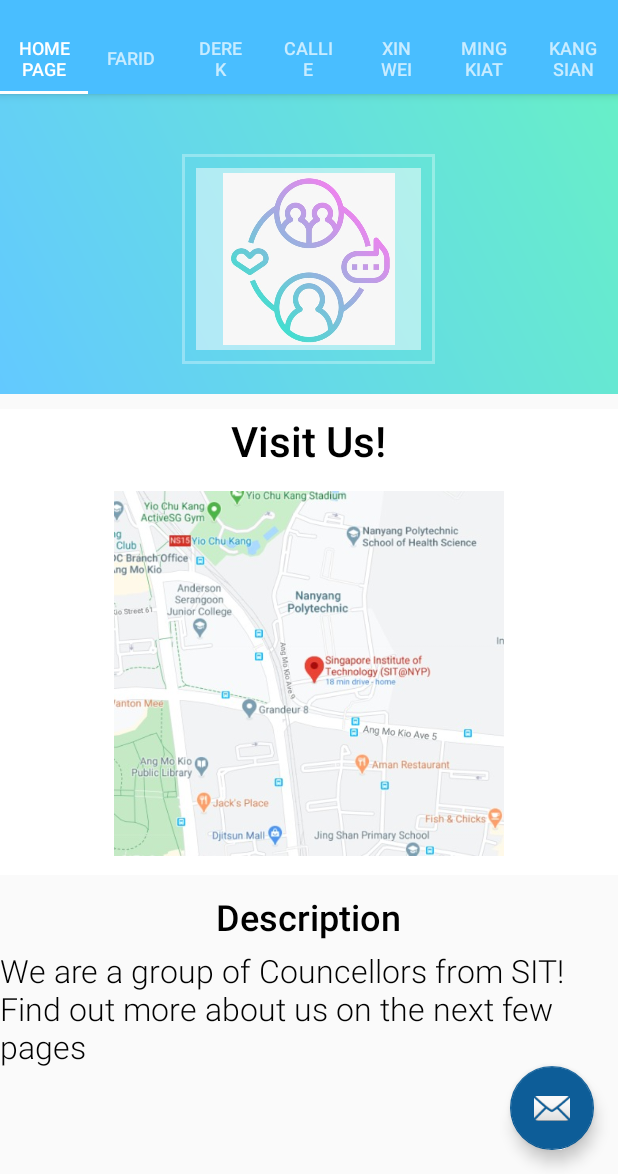
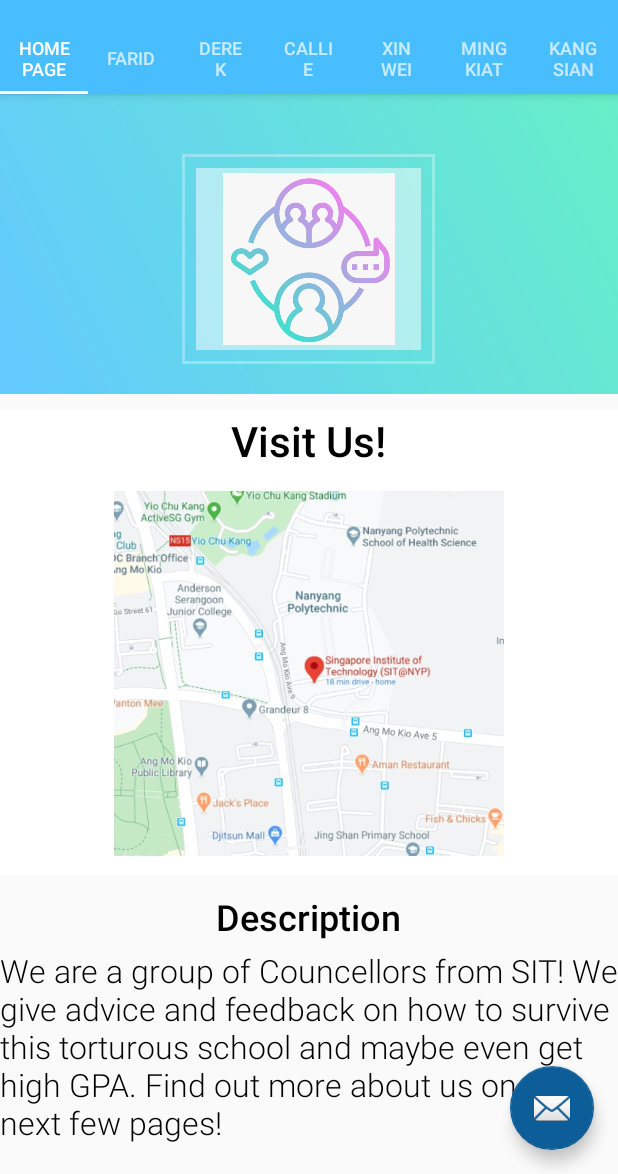
Before and after one commit to kl49xa/SuperSecretApplication, an Android app: the screen it shows after launch (MainActivity), on a phone screen of 412 x 824 dp, the part 62-1236 px from its top. Run offline under Robolectric (Android 15) with nearby library versions, the phone set to English and light mode, and no system bars; our stand-ins replace Firebase (no records; nobody signed in at launch, a user with empty details on screens opened directly); 2 statements that could not run were skipped.

Commit message:
added scrollview

```diff
--- a/app/src/main/res/layout/homepage.xml
+++ b/app/src/main/res/layout/homepage.xml
@@ -1,4 +1,10 @@
 <?xml version="1.0" encoding="utf-8"?>
+<ScrollView
+    xmlns:android="http://schemas.android.com/apk/res/android"
+    android:layout_width="fill_parent"
+    android:layout_height="fill_parent"
+    android:fillViewport="true">
+
 <RelativeLayout xmlns:android="http://schemas.android.com/apk/res/android"
     xmlns:app="http://schemas.android.com/apk/res-auto"
     android:orientation="vertical" android:layout_width="match_parent"
@@ -118,16 +124,19 @@
                 <TextView
                     android:layout_width="wrap_content"
                     android:layout_height="wrap_content"
-                    android:text="We are a group of Councellors from SIT! Find out more about us on the next few pages"
+                    android:text="We are a group of Councellors from SIT! We give advice and feedback on how to survive this torturous school and maybe even get high GPA. Find out more about us on the next few pages!"
                     android:textSize="21sp"
                     android:textColor="@android:color/black"
                     android:fontFamily="sans-serif-light"
-                    android:layout_marginTop="4dp"/>
+                    android:layout_marginTop="4dp"
+                    android:paddingBottom="250sp"/>
 
-            </LinearLayout>
 
+    </LinearLayout>
         </RelativeLayout>
 
     </LinearLayout>
 
 </RelativeLayout>
+
+</ScrollView>
```
Also changed, not shown: app/src/main/res/layout/callie.xml (+10 -1 lines), app/src/main/res/layout/derek.xml (+10 -1 lines), app/src/main/res/layout/farid.xml (+10 -1 lines), app/src/main/res/layout/kangsian.xml (+10 -1 lines), app/src/main/res/layout/mingkiat.xml (+10 -1 lines), app/src/main/res/layout/xinwei.xml (+11 -1 lines), 2 other files.
